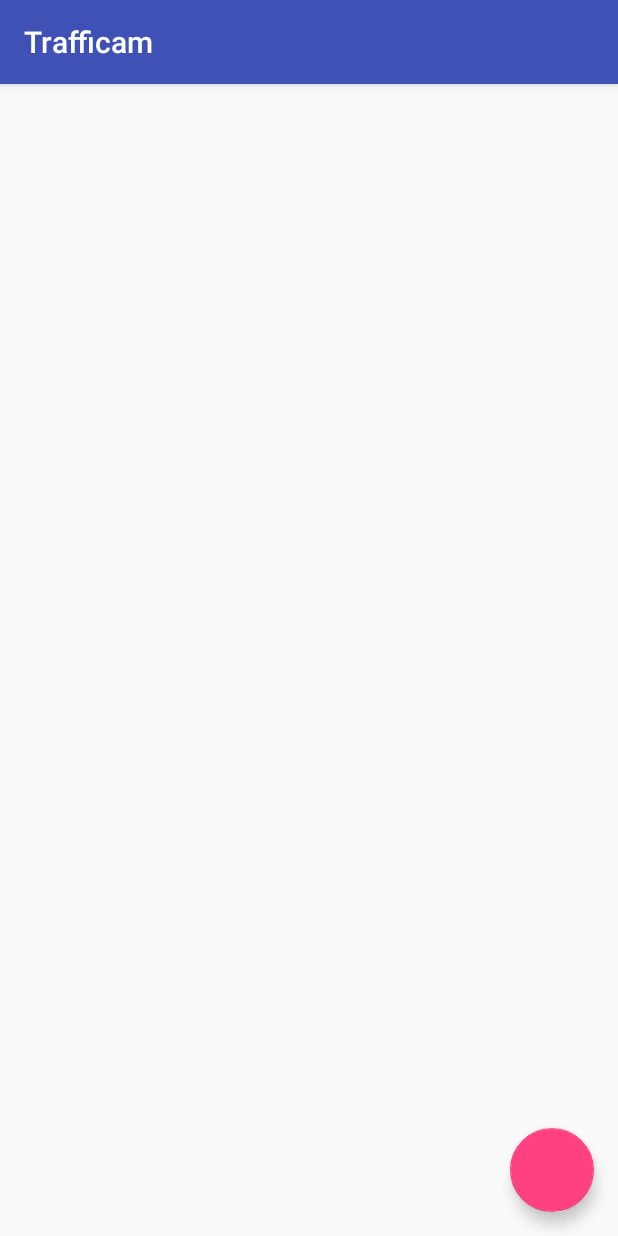
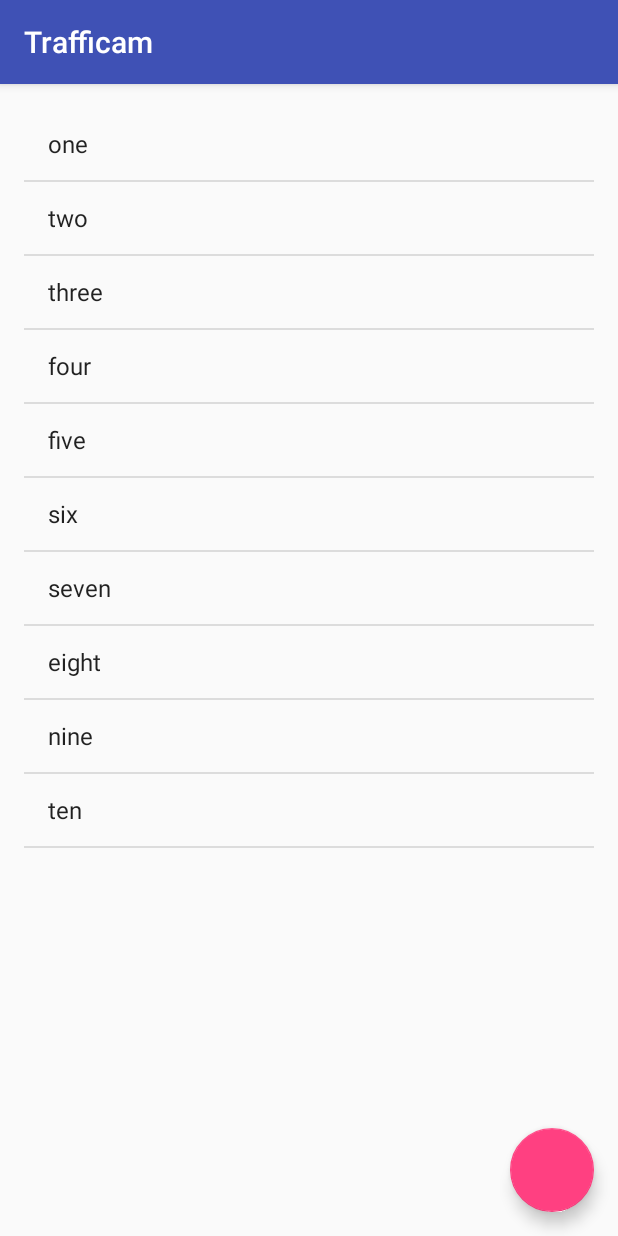
Before and after one commit to Ojonugwa001/Trafficam, an Android app: the screen it shows after launch (TrafficActivity), on a phone screen of 412 x 824 dp. Run offline under Robolectric (Android 15) with nearby library versions, the phone set to English and light mode, and no system bars.

Commit message:
Create sample ListView

```diff
--- a/app/src/main/java/com/example/ojonugwa/trafficam/TrafficActivity.java
+++ b/app/src/main/java/com/example/ojonugwa/trafficam/TrafficActivity.java
@@ -5,6 +5,10 @@ import android.support.design.widget.FloatingActionButton;
 import android.support.v7.app.AppCompatActivity;
 import android.os.Bundle;
 import android.view.View;
+import android.widget.ArrayAdapter;
+import android.widget.ListView;
+
+import java.util.ArrayList;
 
 public class TrafficActivity extends AppCompatActivity {
 
@@ -12,6 +16,25 @@ public class TrafficActivity extends AppCompatActivity {
     protected void onCreate(Bundle savedInstanceState) {
         super.onCreate(savedInstanceState);
         setContentView(R.layout.activity_traffic);
+
+        ArrayList<String> feeds = new ArrayList<>();
+        feeds.add("one");
+        feeds.add("two");
+        feeds.add("three");
+        feeds.add("four");
+        feeds.add("five");
+        feeds.add("six");
+        feeds.add("seven");
+        feeds.add("eight");
+        feeds.add("nine");
+        feeds.add("ten");
+
+        ArrayAdapter<String> itemsAdapter =
+                new ArrayAdapter<String>(this, android.R.layout.simple_list_item_1, feeds);
+
+        ListView listView = findViewById(R.id.list);
+
+        listView.setAdapter(itemsAdapter);
 
         // Setup FAB to open EditorActivity
         FloatingActionButton fab = findViewById(R.id.fab);
--- a/app/src/main/res/layout/activity_traffic.xml
+++ b/app/src/main/res/layout/activity_traffic.xml
@@ -5,6 +5,18 @@
     android:layout_width="match_parent"
     android:layout_height="match_parent"
     tools:context=".TrafficActivity">
+
+    <ListView xmlns:android="http://schemas.android.com/apk/res/android"
+        xmlns:tools="http://schemas.android.com/tools"
+        android:id="@+id/list"
+        android:orientation="vertical"
+        android:layout_width="match_parent"
+        android:layout_height="match_parent"
+        android:paddingBottom="@dimen/activity_vertical_margin"
+        android:paddingLeft="@dimen/activity_horizontal_margin"
+        android:paddingRight="@dimen/activity_horizontal_margin"
+        android:paddingTop="@dimen/activity_vertical_margin"
+        tools:context="com.example.android.miwok.NumbersActivity"/>
 
     <android.support.design.widget.FloatingActionButton
         android:id="@+id/fab"
--- a/app/src/main/res/values/dimens.xml
+++ b/app/src/main/res/values/dimens.xml
@@ -5,4 +5,11 @@
 
     <!-- Common margin value used throughout the app -->
     <dimen name="activity_margin">16dp</dimen>
+
+    <!-- Height of each list item -->
+    <dimen name="list_item_height">88dp</dimen>
+
+    <!-- Default screen margins, per the Android Design guidelines. -->
+    <dimen name="activity_horizontal_margin">16dp</dimen>
+    <dimen name="activity_vertical_margin">16dp</dimen>
 </resources>
--- a/build.gradle
+++ b/build.gradle
@@ -7,7 +7,7 @@ buildscript {
         jcenter()
     }
     dependencies {
-        classpath 'com.android.tools.build:gradle:3.1.2'
+        classpath 'com.android.tools.build:gradle:3.1.3'
 
 
         // NOTE: Do not place your application dependencies here; they belong
```
